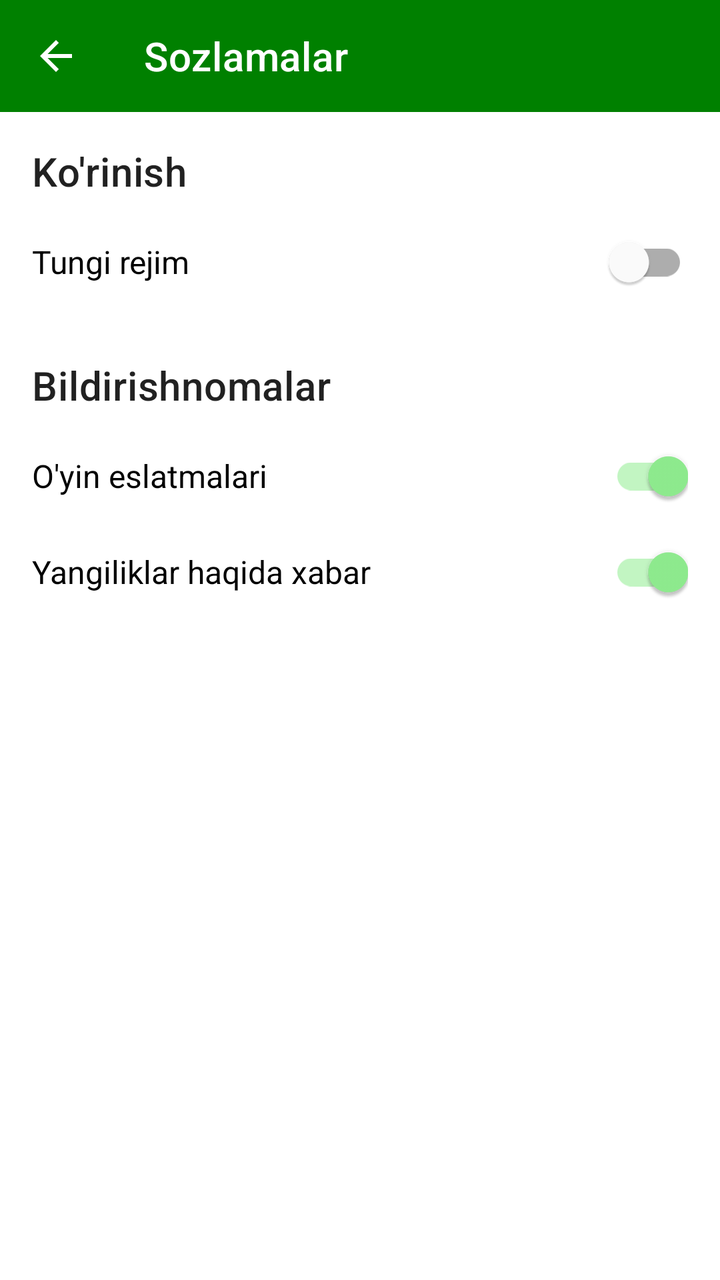
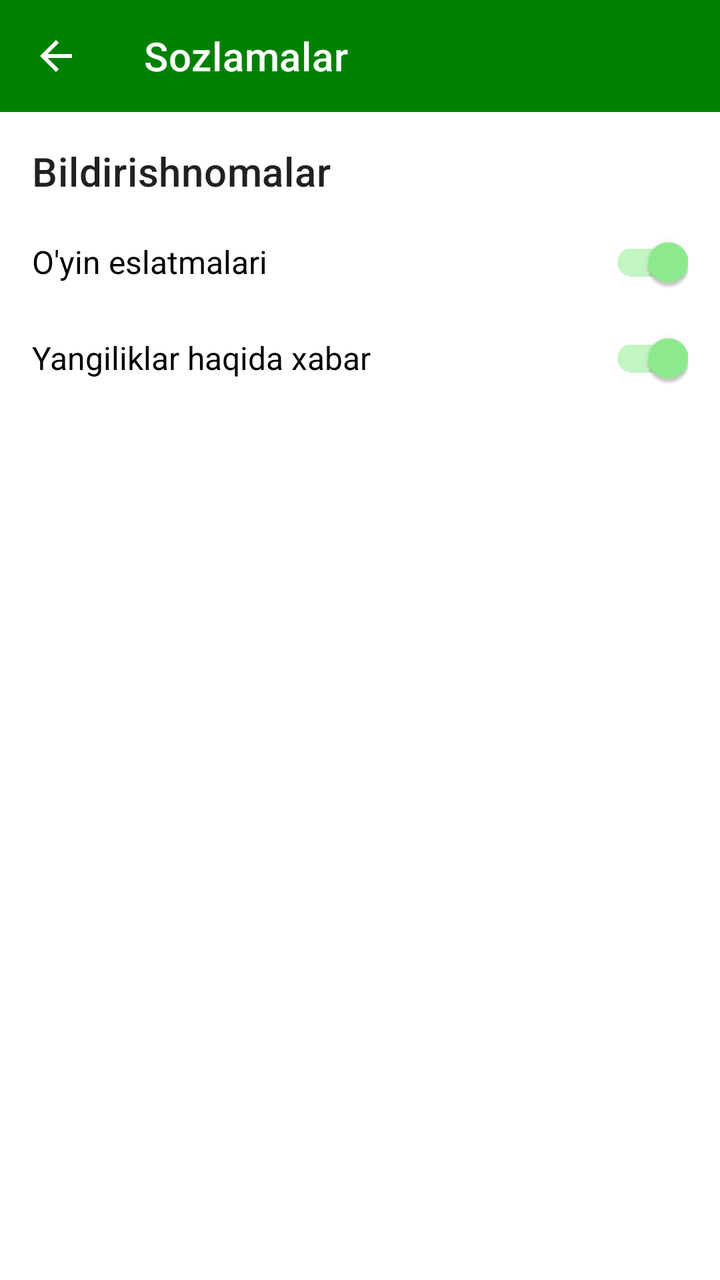

Two renders of the same Android screen: before a commit and after it. Below are the layout's source before the change and the commit's diff.
<!-- AndroidManifest.xml: application theme Theme.FCNeftchi -->
<!-- res/layout/fragment_settings.xml -->
<?xml version="1.0" encoding="utf-8"?>
<LinearLayout xmlns:android="http://schemas.android.com/apk/res/android"
    xmlns:app="http://schemas.android.com/apk/res-auto"
    xmlns:tools="http://schemas.android.com/tools"
    android:layout_width="match_parent"
    android:layout_height="match_parent"
    android:orientation="vertical"
    tools:context=".ui.settings.SettingsFragment">

    <com.google.android.material.appbar.MaterialToolbar
        android:id="@+id/toolbar"
        android:layout_width="match_parent"
        android:layout_height="?attr/actionBarSize"
        android:background="?attr/colorPrimary"
        app:navigationIcon="@drawable/ic_arrow_back"
        app:title="@string/title_settings"
        app:titleTextColor="?attr/colorOnPrimary" />

    <LinearLayout
        android:layout_width="match_parent"
        android:layout_height="wrap_content"
        android:orientation="vertical"
        android:padding="16dp">

        <TextView
            android:layout_width="wrap_content"
            android:layout_height="wrap_content"
            android:layout_marginBottom="8dp"
            android:text="@string/settings_appearance"
            android:textAppearance="?attr/textAppearanceHeadline6" />

        <com.google.android.material.switchmaterial.SwitchMaterial
            android:id="@+id/dark_mode_switch"
            android:layout_width="match_parent"
            android:layout_height="wrap_content"
            android:paddingTop="12dp"
            android:paddingBottom="12dp"
            android:text="@string/settings_dark_mode"
            android:textSize="16sp" />

        <TextView
            android:layout_width="wrap_content"
            android:layout_height="wrap_content"
            android:layout_marginTop="24dp"
            android:layout_marginBottom="8dp"
            android:text="@string/settings_notifications"
            android:textAppearance="?attr/textAppearanceHeadline6" />

        <com.google.android.material.switchmaterial.SwitchMaterial
            android:id="@+id/match_reminder_switch"
            android:layout_width="match_parent"
            android:layout_height="wrap_content"
            android:checked="true"
            android:paddingTop="12dp"
            android:paddingBottom="12dp"
            android:text="@string/settings_match_reminders"
            android:textSize="16sp" />

        <com.google.android.material.switchmaterial.SwitchMaterial
            android:id="@+id/news_alert_switch"
            android:layout_width="match_parent"
            android:layout_height="wrap_content"
            android:checked="true"
            android:paddingTop="12dp"
            android:paddingBottom="12dp"
            android:text="@string/settings_news_alerts"
            android:textSize="16sp" />

    </LinearLayout>

</LinearLayout>
<!-- resources referenced by this layout -->
<resources>
  <!-- drawable ic_arrow_back (drawable) -->
  <?xml version="1.0" encoding="utf-8"?>
  <vector xmlns:android="http://schemas.android.com/apk/res/android"
      android:width="24dp"
      android:height="24dp"
      android:viewportWidth="24"
      android:viewportHeight="24"
      android:tint="?attr/colorOnPrimary">
      <path
          android:fillColor="@android:color/white"
          android:pathData="M20,11H7.83l5.59,-5.59L12,4l-8,8 8,8 1.41,-1.41L7.83,13H20v-2z"/>
  </vector>
  <string name="settings_appearance">Ko\'rinish</string>
  <string name="settings_dark_mode">Tungi rejim</string>
  <string name="settings_match_reminders">O\'yin eslatmalari</string>
  <string name="settings_news_alerts">Yangiliklar haqida xabar</string>
  <string name="settings_notifications">Bildirishnomalar</string>
  <string name="title_settings">Sozlamalar</string>
  <style name="Theme.FCNeftchi" parent="Theme.MaterialComponents.DayNight.NoActionBar">
          <item name="colorPrimary">@color/neftchi_green</item>
          <item name="colorPrimaryVariant">@color/neftchi_green_dark</item>
          <item name="colorOnPrimary">@color/white</item>
          <item name="colorSecondary">@color/neftchi_green_light</item>
          <item name="colorSecondaryVariant">@color/neftchi_green</item>
          <item name="colorOnSecondary">@color/black</item>
          <item name="android:statusBarColor">@android:color/transparent</item>
          <item name="android:navigationBarColor">@android:color/transparent</item>
      </style>
  <color name="neftchi_green">#008000</color>
  <color name="neftchi_green_dark">#006400</color>
  <color name="white">#FFFFFFFF</color>
  <color name="neftchi_green_light">#90EE90</color>
  <color name="black">#FF000000</color>
</resources>

<!-- the commit's change to res/layout/fragment_settings.xml (unified diff, before → after) -->
@@ -11,10 +11,10 @@
         android:id="@+id/toolbar"
         android:layout_width="match_parent"
         android:layout_height="?attr/actionBarSize"
-        android:background="?attr/colorPrimary"
         app:navigationIcon="@drawable/ic_arrow_back"
         app:title="@string/title_settings"
-        app:titleTextColor="?attr/colorOnPrimary" />
+        app:titleTextColor="?attr/colorOnPrimary"
+        android:background="?attr/colorPrimary" />
 
     <LinearLayout
         android:layout_width="match_parent"
@@ -25,46 +25,29 @@
         <TextView
             android:layout_width="wrap_content"
             android:layout_height="wrap_content"
-            android:layout_marginBottom="8dp"
-            android:text="@string/settings_appearance"
-            android:textAppearance="?attr/textAppearanceHeadline6" />
-
-        <com.google.android.material.switchmaterial.SwitchMaterial
-            android:id="@+id/dark_mode_switch"
-            android:layout_width="match_parent"
-            android:layout_height="wrap_content"
-            android:paddingTop="12dp"
-            android:paddingBottom="12dp"
-            android:text="@string/settings_dark_mode"
-            android:textSize="16sp" />
-
-        <TextView
-            android:layout_width="wrap_content"
-            android:layout_height="wrap_content"
-            android:layout_marginTop="24dp"
-            android:layout_marginBottom="8dp"
             android:text="@string/settings_notifications"
-            android:textAppearance="?attr/textAppearanceHeadline6" />
+            android:textAppearance="?attr/textAppearanceHeadline6"
+            android:layout_marginBottom="8dp"/>
 
         <com.google.android.material.switchmaterial.SwitchMaterial
             android:id="@+id/match_reminder_switch"
             android:layout_width="match_parent"
             android:layout_height="wrap_content"
+            android:text="@string/settings_match_reminders"
             android:checked="true"
+            android:textSize="16sp"
             android:paddingTop="12dp"
-            android:paddingBottom="12dp"
-            android:text="@string/settings_match_reminders"
-            android:textSize="16sp" />
+            android:paddingBottom="12dp"/>
 
         <com.google.android.material.switchmaterial.SwitchMaterial
             android:id="@+id/news_alert_switch"
             android:layout_width="match_parent"
             android:layout_height="wrap_content"
+            android:text="@string/settings_news_alerts"
             android:checked="true"
+            android:textSize="16sp"
             android:paddingTop="12dp"
-            android:paddingBottom="12dp"
-            android:text="@string/settings_news_alerts"
-            android:textSize="16sp" />
+            android:paddingBottom="12dp"/>
 
     </LinearLayout>
 
<!-- resource entries referenced after the edit -->
@@ -12,8 +12,6 @@
           android:fillColor="@android:color/white"
           android:pathData="M20,11H7.83l5.59,-5.59L12,4l-8,8 8,8 1.41,-1.41L7.83,13H20v-2z"/>
   </vector>
-  <string name="settings_appearance">Ko\'rinish</string>
-  <string name="settings_dark_mode">Tungi rejim</string>
   <string name="settings_match_reminders">O\'yin eslatmalari</string>
   <string name="settings_news_alerts">Yangiliklar haqida xabar</string>
   <string name="settings_notifications">Bildirishnomalar</string>
